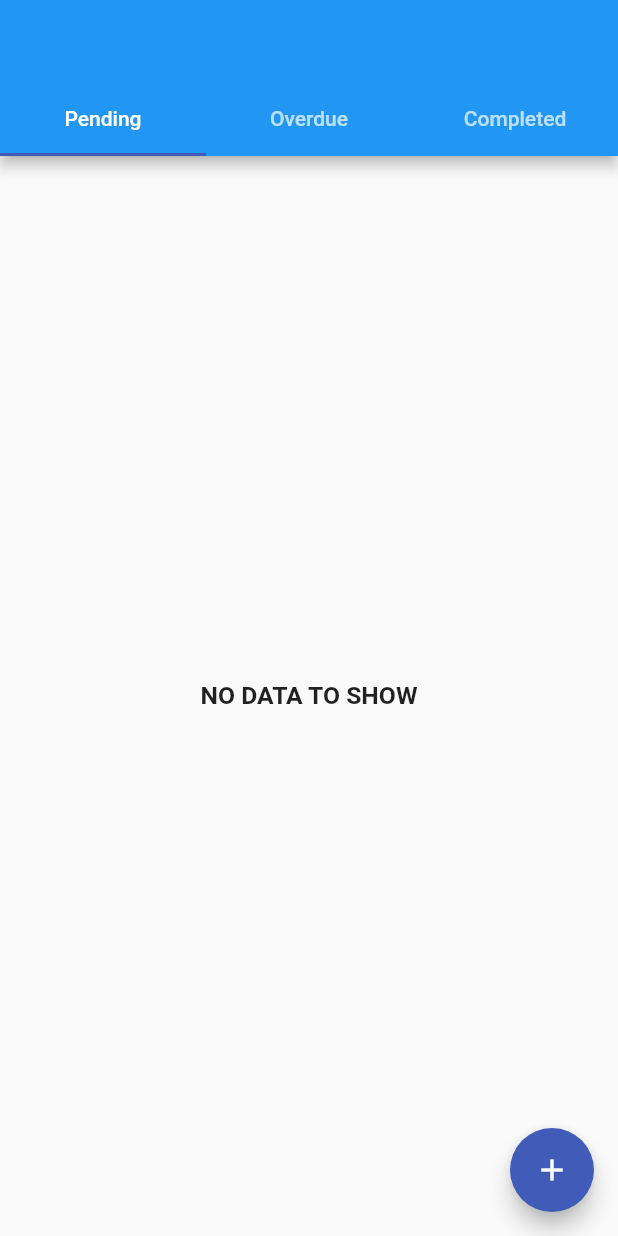
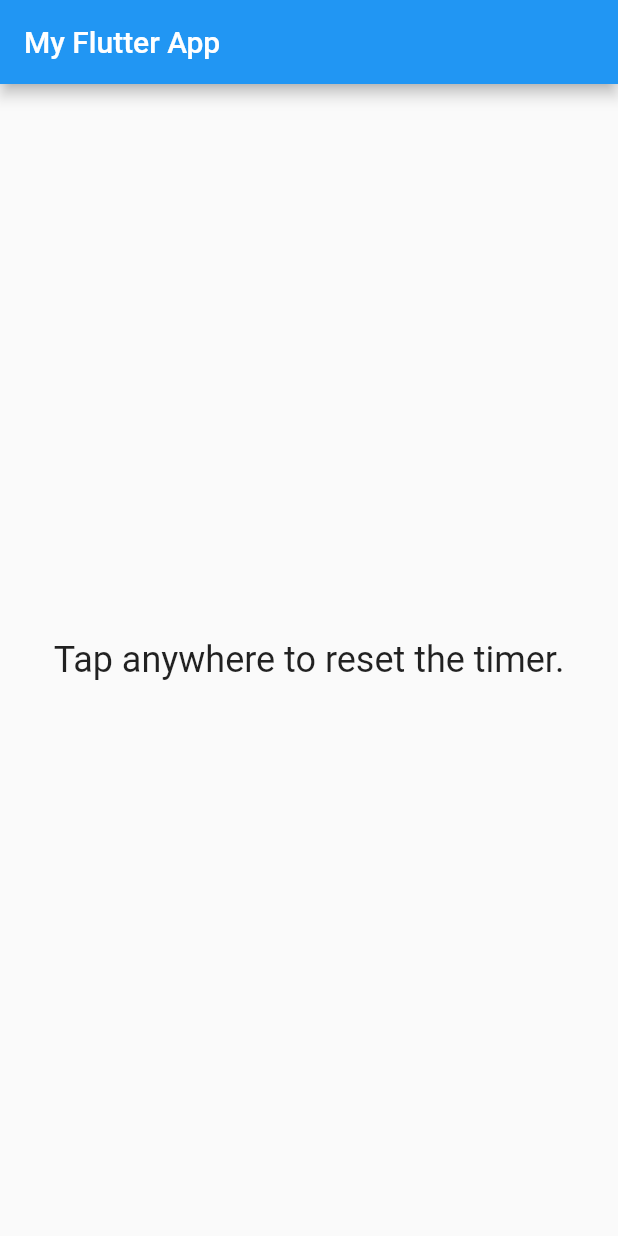
Before and after one commit to rutvik2511/cwic_second_mobileApp_1, a Flutter app: the screen it shows after launch, on a phone screen of 412 x 824 dp. Run offline on Flutter 3.47's test engine with Material 2 defaults, Android fonts, the phone set to English and light mode, and no system bars; our stand-ins replace firebase_core, firebase_messaging, get, rxdart, sqflite; accounts and stored records are empty.

Commit message:
Add MyHomePage Alert dialog for screen inactivity for particular time

```diff
--- a/lib/main.dart
+++ b/lib/main.dart
@@ -3,6 +3,7 @@ import 'package:firebase_messaging/firebase_messaging.dart';
 import 'package:flutter/foundation.dart';
 import 'package:flutter/material.dart';
 import 'package:my_task/screen/home_screen.dart';
+import 'package:my_task/screen/my_home_page.dart';
 import 'package:rxdart/rxdart.dart';
 
 import 'firebase_options.dart';
@@ -78,7 +79,7 @@ class MyApp extends StatelessWidget {
     return MaterialApp(
       debugShowCheckedModeBanner: false,
       title: "Money Manager",
-      home: const HomeScreen(),
+      home: const MyHomePage(),
       theme: ThemeData(
         primaryColor: const Color(0xff415bb9), // Change the primary color to blue
         accentColor: const Color(0xff415bb9),
--- /dev/null
+++ b/lib/screen/my_home_page.dart
@@ -0,0 +1,76 @@
+import 'dart:async';
+import 'package:flutter/material.dart';
+
+class MyHomePage extends StatefulWidget {
+  const MyHomePage({super.key});
+
+  @override
+  // ignore: library_private_types_in_public_api
+  _MyHomePageState createState() => _MyHomePageState();
+}
+
+class _MyHomePageState extends State<MyHomePage> {
+
+  Timer? _timer;
+
+  @override
+  void initState() {
+    super.initState();
+    _startTimer();
+  }
+
+  void _startTimer() {
+    const oneMinute = Duration(minutes: 1);
+    _timer = Timer(oneMinute, () {
+      showDialog(
+        context: context,
+        builder: (BuildContext context) {
+          return AlertDialog(
+            title: const Text("Inactivity Alert"),
+            content: const Text("You have been inactive for 1 minutes."),
+            actions: [
+              ElevatedButton(
+                child: const Text("OK"),
+                onPressed: () {
+                  Navigator.of(context).pop();
+                },
+              ),
+            ],
+          );
+        },
+      );
+    });
+  }
+
+  void _resetTimer() {
+    _timer?.cancel();
+    _startTimer();
+  }
+
+  @override
+  Widget build(BuildContext context) {
+    return Scaffold(
+      appBar: AppBar(
+        title: const Text("My Flutter App"),
+      ),
+      body: GestureDetector(
+        behavior: HitTestBehavior.translucent,
+        onTap: () {
+          _resetTimer();
+        },
+        child: const Center(
+          child: Text(
+            "Tap anywhere to reset the timer.",
+            style: TextStyle(fontSize: 24.0),
+          ),
+        ),
+      ),
+    );
+  }
+
+  @override
+  void dispose() {
+    _timer?.cancel();
+    super.dispose();
+  }
+}
```
Also changed, not shown: 1 other file.
